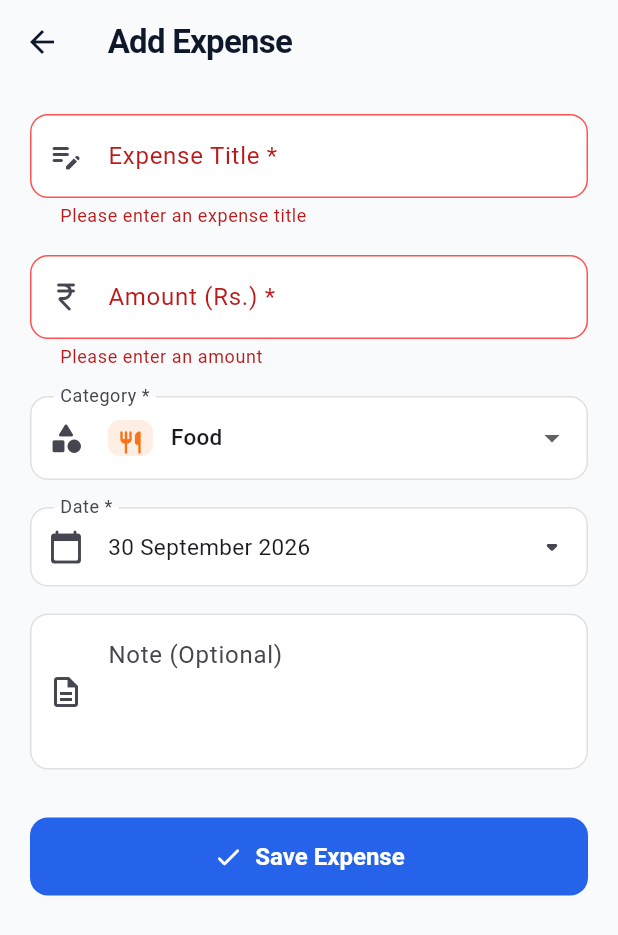
After one commit to Deneshkar/flutter-expense-tracker, a Flutter app: the AddExpenseScreen screen opened directly, after a tap on "Save Expense", on a phone screen of 412 x 824 dp. The commit adds this screen. Shown: the top 935 px of the screen. Run offline on Flutter 3.47's test engine with Material 3 defaults, Android fonts, the phone set to English and light mode, and no system bars; our stand-ins replace cloud_firestore, firebase_core; accounts and stored records are empty.

Commit message:
feat: implement expense tracking screens, form widget, and unit tests

```diff
--- /dev/null
+++ b/lib/screens/add_expense_screen.dart
@@ -0,0 +1,37 @@
+import 'package:flutter/material.dart';
+import '../models/expense.dart';
+import '../services/expense_service.dart';
+import '../widgets/expense_form.dart';
+
+/// Screen for adding a new expense.
+class AddExpenseScreen extends StatelessWidget {
+  final ExpenseService? expenseService;
+
+  const AddExpenseScreen({super.key, this.expenseService});
+
+  @override
+  Widget build(BuildContext context) {
+    final service = expenseService ?? ExpenseService();
+
+    return Scaffold(
+      appBar: AppBar(
+        title: const Text('Add Expense'),
+      ),
+      body: ExpenseForm(
+        submitButtonText: 'Save Expense',
+        onSave: (Expense expense) async {
+          await service.addExpense(expense);
+          if (context.mounted) {
+            ScaffoldMessenger.of(context).showSnackBar(
+              SnackBar(
+                content: Text('Added "${expense.title}" successfully'),
+                behavior: SnackBarBehavior.floating,
+              ),
+            );
+            Navigator.pop(context);
+          }
+        },
+      ),
+    );
+  }
+}
--- a/lib/screens/home_screen.dart
+++ b/lib/screens/home_screen.dart
@@ -4,6 +4,7 @@ import '../models/expense.dart';
 import '../services/expense_service.dart';
 import '../widgets/empty_state.dart';
 import '../widgets/expense_card.dart';
+import 'add_expense_screen.dart';
 
 /// The primary Home Screen of Spendly.
 ///
@@ -73,6 +74,20 @@ class _HomeScreenState extends State<HomeScreen> {
       setState(() {
         _selectedMonth = DateTime(picked.year, picked.month);
       });
+    }
+  }
+
+  /// Navigates to the Add Expense screen.
+  void _navigateToAddExpense() {
+    if (widget.onNavigateToAddExpense != null) {
+      widget.onNavigateToAddExpense!();
+    } else {
+      Navigator.push(
+        context,
+        MaterialPageRoute(
+          builder: (context) => AddExpenseScreen(expenseService: _expenseService),
+        ),
+      );
     }
   }
 
@@ -287,7 +302,7 @@ class _HomeScreenState extends State<HomeScreen> {
                     message:
                         'Start tracking your spending\nby adding your first expense.',
                     buttonText: 'Add Expense',
-                    onButtonPressed: widget.onNavigateToAddExpense,
+                    onButtonPressed: _navigateToAddExpense,
                   )
                 else
                   ...recentExpenses.map(
@@ -312,7 +327,7 @@ class _HomeScreenState extends State<HomeScreen> {
         },
       ),
       floatingActionButton: FloatingActionButton.extended(
-        onPressed: widget.onNavigateToAddExpense,
+        onPressed: _navigateToAddExpense,
         icon: const Icon(Icons.add_rounded),
         label: const Text(
           'Add Expense',
--- /dev/null
+++ b/lib/widgets/expense_form.dart
@@ -0,0 +1,282 @@
+import 'package:flutter/material.dart';
+import 'package:intl/intl.dart';
+import '../models/expense.dart';
+
+/// A reusable form widget for both adding and editing expenses.
+class ExpenseForm extends StatefulWidget {
+  final Expense? initialExpense;
+  final Future<void> Function(Expense expense) onSave;
+  final String submitButtonText;
+
+  const ExpenseForm({
+    super.key,
+    this.initialExpense,
+    required this.onSave,
+    this.submitButtonText = 'Save Expense',
+  });
+
+  @override
+  State<ExpenseForm> createState() => _ExpenseFormState();
+}
+
+class _ExpenseFormState extends State<ExpenseForm> {
+  final _formKey = GlobalKey<FormState>();
+
+  late final TextEditingController _titleController;
+  late final TextEditingController _amountController;
+  late final TextEditingController _noteController;
+
+  late String _selectedCategory;
+  late DateTime _selectedDate;
+  bool _isSaving = false;
+
+  @override
+  void initState() {
+    super.initState();
+    final expense = widget.initialExpense;
+
+    _titleController = TextEditingController(text: expense?.title ?? '');
+    _amountController = TextEditingController(
+      text: expense != null ? expense.amount.toString() : '',
+    );
+    _noteController = TextEditingController(text: expense?.note ?? '');
+
+    _selectedCategory = expense?.category ?? ExpenseCategory.food;
+    _selectedDate = expense?.date ?? DateTime.now();
+  }
+
+  @override
+  void dispose() {
+    _titleController.dispose();
+    _amountController.dispose();
+    _noteController.dispose();
+    super.dispose();
+  }
+
+  /// Opens the native date picker dialog to select an expense date.
+  Future<void> _pickDate() async {
+    final pickedDate = await showDatePicker(
+      context: context,
+      initialDate: _selectedDate,
+      firstDate: DateTime(2020),
+      lastDate: DateTime.now().add(const Duration(days: 365)),
+      helpText: 'Select Expense Date',
+    );
+
+    if (pickedDate != null && pickedDate != _selectedDate) {
+      setState(() {
+        _selectedDate = pickedDate;
+      });
+    }
+  }
+
+  /// Validates the form and submits the expense.
+  Future<void> _submitForm() async {
+    // 1. Validate Form Fields
+    if (!_formKey.currentState!.validate()) {
+      return;
+    }
+
+    setState(() {
+      _isSaving = true;
+    });
+
+    try {
+      final double amount = double.parse(_amountController.text.trim());
+
+      final expense = Expense(
+        id: widget.initialExpense?.id ?? '',
+        title: _titleController.text.trim(),
+        amount: amount,
+        category: _selectedCategory,
+        date: _selectedDate,
+        note: _noteController.text.trim(),
+        createdAt: widget.initialExpense?.createdAt ?? DateTime.now(),
+      );
+
+      await widget.onSave(expense);
+    } catch (e) {
+      if (mounted) {
+        ScaffoldMessenger.of(context).showSnackBar(
+          const SnackBar(
+            content: Text('Failed to save expense. Please try again.'),
+            backgroundColor: Colors.redAccent,
+            behavior: SnackBarBehavior.floating,
+          ),
+        );
+      }
+    } finally {
+      if (mounted) {
+        setState(() {
+          _isSaving = false;
+        });
+      }
+    }
+  }
+
+  @override
+  Widget build(BuildContext context) {
+    final dateFormat = DateFormat('dd MMMM yyyy');
+
+    return Form(
+      key: _formKey,
+      child: ListView(
+        padding: const EdgeInsets.all(20),
+        children: [
+          // 1. Title Field
+          TextFormField(
+            controller: _titleController,
+            textCapitalization: TextCapitalization.sentences,
+            decoration: const InputDecoration(
+              labelText: 'Expense Title *',
+              hintText: 'e.g. Grocery Shopping, Lunch',
+              prefixIcon: Icon(Icons.edit_note_rounded),
+            ),
+            validator: (value) {
+              if (value == null || value.trim().isEmpty) {
+                return 'Please enter an expense title';
+              }
+              return null;
+            },
+          ),
+          const SizedBox(height: 18),
+
+          // 2. Amount Field
+          TextFormField(
+            controller: _amountController,
+            keyboardType: const TextInputType.numberWithOptions(decimal: true),
+            decoration: const InputDecoration(
+              labelText: 'Amount (Rs.) *',
+              hintText: '0.00',
+              prefixIcon: Icon(Icons.currency_rupee_rounded),
+            ),
+            validator: (value) {
+              if (value == null || value.trim().isEmpty) {
+                return 'Please enter an amount';
+              }
+              final parsed = double.tryParse(value.trim());
+              if (parsed == null) {
+                return 'Please enter a valid number';
+              }
+              if (parsed <= 0) {
+                return 'Amount must be greater than 0';
+              }
+              return null;
+            },
+          ),
+          const SizedBox(height: 18),
+
+          // 3. Category Selector Dropdown
+          DropdownButtonFormField<String>(
+            initialValue: _selectedCategory,
+            decoration: const InputDecoration(
+              labelText: 'Category *',
+              prefixIcon: Icon(Icons.category_rounded),
+            ),
+            items: ExpenseCategory.all.map((category) {
+              final color = ExpenseCategory.getColor(category);
+              final icon = ExpenseCategory.getIcon(category);
+              return DropdownMenuItem<String>(
+                value: category,
+                child: Row(
+                  children: [
+                    Container(
+                      padding: const EdgeInsets.all(6),
+                      decoration: BoxDecoration(
+                        color: color.withValues(alpha: 0.12),
+                        borderRadius: BorderRadius.circular(8),
+                      ),
+                      child: Icon(icon, color: color, size: 18),
+                    ),
+                    const SizedBox(width: 12),
+                    Text(
+                      category,
+                      style: const TextStyle(
+                        fontSize: 15,
+                        fontWeight: FontWeight.w500,
+                      ),
+                    ),
+                  ],
+                ),
+              );
+            }).toList(),
+            onChanged: (val) {
+              if (val != null) {
+                setState(() {
+                  _selectedCategory = val;
+                });
+              }
+            },
+            validator: (value) {
+              if (value == null || value.isEmpty) {
+                return 'Please select a category';
+              }
+              return null;
+            },
+          ),
+          const SizedBox(height: 18),
+
+          // 4. Date Picker Input Tile
+          InkWell(
+            onTap: _pickDate,
+            borderRadius: BorderRadius.circular(12),
+            child: InputDecorator(
+              decoration: const InputDecoration(
+                labelText: 'Date *',
+                prefixIcon: Icon(Icons.calendar_today_rounded),
+                suffixIcon: Icon(Icons.arrow_drop_down_rounded),
+              ),
+              child: Text(
+                dateFormat.format(_selectedDate),
+                style: const TextStyle(fontSize: 15),
+              ),
+            ),
+          ),
+          const SizedBox(height: 18),
+
+          // 5. Note Field (Optional)
+          TextFormField(
+            controller: _noteController,
+            maxLines: 3,
+            textCapitalization: TextCapitalization.sentences,
+            decoration: const InputDecoration(
+              labelText: 'Note (Optional)',
+              hintText: 'Add extra details or description...',
+              prefixIcon: Icon(Icons.description_outlined),
+              alignLabelWithHint: true,
+            ),
+          ),
+          const SizedBox(height: 32),
+
+          // 6. Submit Button
+          SizedBox(
+            height: 52,
+            child: ElevatedButton(
+              onPressed: _isSaving ? null : _submitForm,
+              child: _isSaving
+                  ? const SizedBox(
+                      width: 22,
+                      height: 22,
+                      child: CircularProgressIndicator(
+                        strokeWidth: 2.5,
+                        valueColor: AlwaysStoppedAnimation<Color>(Colors.white),
+                      ),
+                    )
+                  : Row(
+                      mainAxisAlignment: MainAxisAlignment.center,
+                      children: [
+                        const Icon(Icons.check_rounded, size: 20),
+                        const SizedBox(width: 8),
+                        Text(
+                          widget.submitButtonText,
+                          style: const TextStyle(fontSize: 16),
+                        ),
+                      ],
+                    ),
+            ),
+          ),
+        ],
+      ),
+    );
+  }
+}
```
Also changed, not shown: 1 other file.
